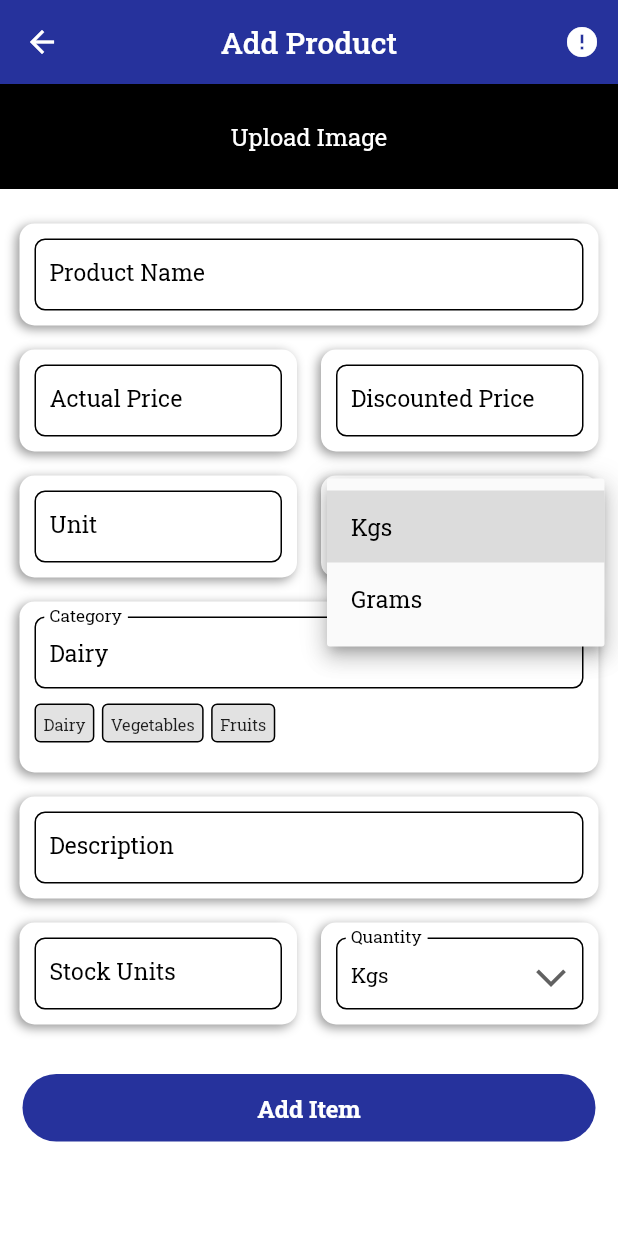
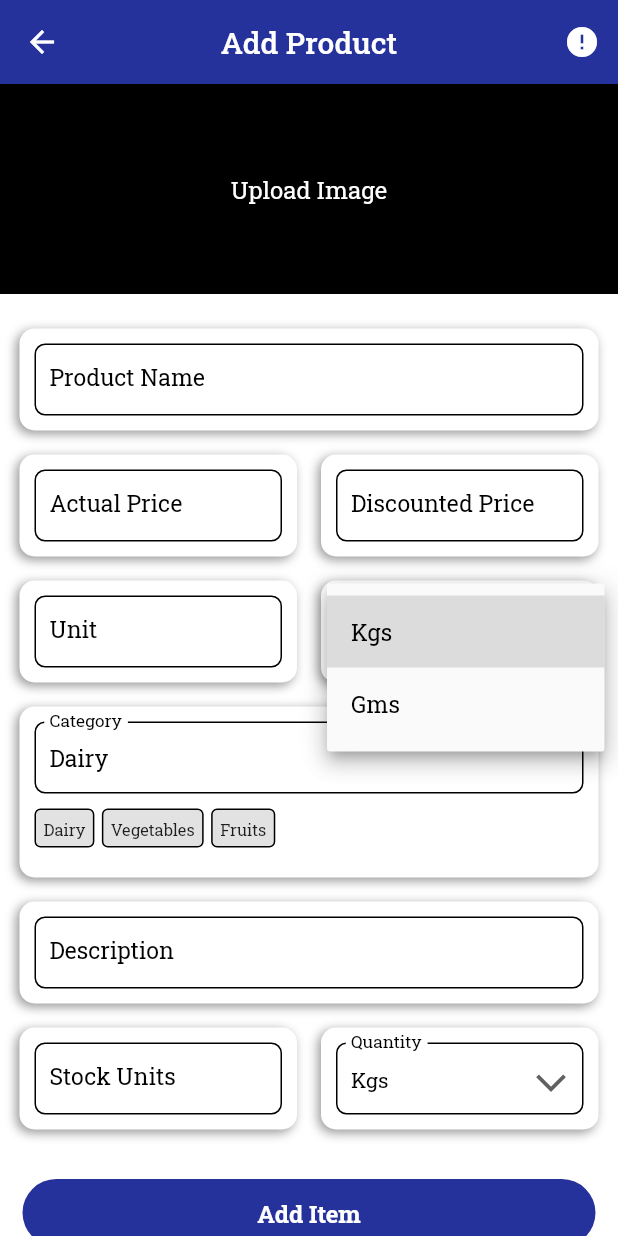
Before and after one commit to prinsdha/InventoryBook, a Flutter app: the AddProductScreen screen opened by its route, after a tap on "Kgs", on a phone screen of 412 x 824 dp. Run offline on Flutter 3.47's test engine with Material 2 defaults, Android fonts, the phone set to English and light mode, and no system bars; our stand-ins replace dropdown_button2, fluttertoast, get, get_storage, image_cropper, image_picker and 2 more; accounts and stored records are empty.

```diff
--- a/lib/core/utils/app_function.dart
+++ b/lib/core/utils/app_function.dart
@@ -11,7 +11,7 @@ flutterToast(String msg) async {
 }
 
 void disposeKeyboard() {
-  return FocusManager.instance.primaryFocus?.unfocus();
+  return FocusManager.instance.primaryFocus!.unfocus();
 }
 
 String getDayOfMonthSuffix(int dayNum) {
--- a/lib/global.dart
+++ b/lib/global.dart
@@ -2,7 +2,7 @@ import 'package:product/ui/screen/add_product/model/category_model.dart';
 
 List<String> scaleList = [
   "Kgs",
-  "Grams",
+  "Gms",
 ];
 
 List<String> dayFilterList = [
--- a/lib/main.dart
+++ b/lib/main.dart
@@ -25,7 +25,7 @@ class _MyAppState extends State<MyApp> {
   @override
   Widget build(BuildContext context) {
     return GetMaterialApp(
-      title: 'product',
+      title: 'My Products',
       theme: AppTheme.defTheme,
       initialBinding: Binding(),
       debugShowCheckedModeBanner: false,
--- a/lib/ui/screen/add_product/add_product_screen.dart
+++ b/lib/ui/screen/add_product/add_product_screen.dart
@@ -39,7 +39,7 @@ class _AddProductScreenState extends State<AddProductScreen> {
       body: Form(
         key: formKey,
         child: ListView(
-          physics: const BouncingScrollPhysics(),
+          physics: const ClampingScrollPhysics(),
           children: [
             GetBuilder(
               builder: (AddProductController controller) => GestureDetector(
@@ -48,7 +48,7 @@ class _AddProductScreenState extends State<AddProductScreen> {
                   controller.pickImage();
                 },
                 child: Container(
-                  height: 70,
+                  height: 140,
                   width: SizeConfig.width,
                   child: addProductController.productImage != null
                       ? Image.file(
@@ -87,6 +87,14 @@ class _AddProductScreenState extends State<AddProductScreen> {
                       ),
                       Expanded(
                         child: CustomAppTextField(
+                            validator: (val) => val!.trim().isNotEmpty
+                                ? int.parse(val) <
+                                        int.parse(addProductController
+                                            .actualPrice.text
+                                            .trim())
+                                    ? null
+                                    : "Discounted price less than actual price"
+                                : "Field is required",
                             textEditingController:
                                 addProductController.discountedPrice,
                             textFieldType: TextFieldType.discountedPrice),
@@ -118,6 +126,7 @@ class _AddProductScreenState extends State<AddProductScreen> {
                         children: fixCategory
                             .map((e) => GestureDetector(
                                   onTap: () {
+                                    disposeKeyboard();
                                     addProductController.category.text = e.name;
                                     addProductController.categoryModel = e;
                                   },
--- a/lib/ui/screen/add_product/controller/add_product_controller.dart
+++ b/lib/ui/screen/add_product/controller/add_product_controller.dart
@@ -1,6 +1,9 @@
+import 'dart:convert';
+
 import 'package:flutter/cupertino.dart';
 import 'package:get/get.dart';
 import 'package:product/core/utils/app_function.dart';
+import 'package:product/core/utils/shared-prefrences.dart';
 import 'package:product/global.dart';
 import 'package:product/main.dart';
 import 'package:product/ui/screen/add_product/model/category_model.dart';
@@ -40,7 +43,6 @@ class AddProductController extends GetxController {
   late ProductDetailModel productDetailModel;
 
   void saveDataToModel() {
-    disposeKeyboard();
     productDetailModel = ProductDetailModel(
         image: productImage!,
         description: description.text.trim(),
@@ -67,6 +69,7 @@ class AddProductController extends GetxController {
                 searchText: productDetailModel.name,
                 image: categoryModel.image,
                 productDetailModel: [productDetailModel]));
+        Get.back();
       } else {
         homeController.allProducts.update(categoryModel.name, (value) {
           List<ProductDetailModel> list = value.productDetailModel ?? [];
--- a/lib/ui/screen/add_product/model/category_model.dart
+++ b/lib/ui/screen/add_product/model/category_model.dart
@@ -14,4 +14,5 @@ class CategoryModel {
       required this.image,
       this.productDetailModel,
       this.isExpanded = false});
+
 }
--- a/lib/ui/shared/custom_dropdown_field.dart
+++ b/lib/ui/shared/custom_dropdown_field.dart
@@ -1,4 +1,5 @@
 import 'package:flutter/material.dart';
+import 'package:product/core/utils/app_function.dart';
 import 'package:product/core/utils/config.dart';
 
 import 'custom_textfield.dart';
@@ -69,6 +70,9 @@ class _CustomDropDownFiledState extends State<CustomDropDownFiled> {
               ),
               style: inputTextStyle(),
               isDense: true,
+              onTap: () {
+                disposeKeyboard();
+              },
               onChanged: (newValue) {
                 setState(() {
                   currentSelectedValue = newValue;
--- a/lib/ui/shared/custom_textfield.dart
+++ b/lib/ui/shared/custom_textfield.dart
@@ -86,7 +86,7 @@ class _CustomAppTextFieldState extends State<CustomAppTextField> {
       controller: widget.textEditingController,
       obscureText: getObSecureText,
       focusNode: _focusNode,
-      validator: getValidation,
+      validator: widget.validator ?? getValidation,
       keyboardType: getKeyboardType,
       maxLines: maxLine,
       style: inputTextStyle,
@@ -107,6 +107,7 @@ class _CustomAppTextFieldState extends State<CustomAppTextField> {
         label: Text(
           getLabelText,
         ),
+        errorMaxLines: 3,
         enabledBorder: inputBorder,
         disabledBorder: inputBorder,
         labelStyle: inputTextStyle,
--- a/pubspec.yaml
+++ b/pubspec.yaml
@@ -41,6 +41,8 @@ dependencies:
   fluttertoast: ^8.0.8
   intl: ^0.17.0
   dropdown_button2: ^1.0.7
+  share_plus: ^3.0.4
+  get_storage: ^2.0.3
 
 
 dev_dependencies:
```
Also changed, not shown: lib/core/utils/shared-prefrences.dart (added, +13 -0 lines), lib/ui/screen/home/controller/home_controller.dart (+21 -7 lines), lib/ui/screen/home/home_screen.dart (+22 -5 lines), lib/ui/screen/inventory/controller/invetory_controller.dart (+11 -3 lines), 6 other files.
